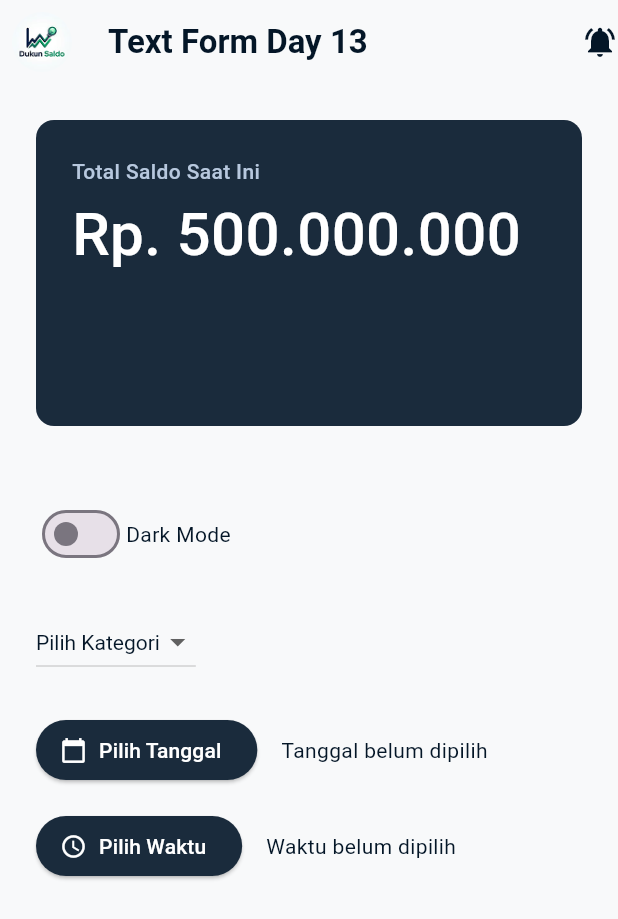
After one commit to Atiowhy/dukun_saldo_FE, a Flutter app: the HomePage screen opened by its route, on a phone screen of 412 x 824 dp. The commit adds this screen. Shown: the top 919 px of the screen. Run offline on Flutter 3.47's test engine with Material 3 defaults, Android fonts, the phone set to English and light mode, and no system bars; our stand-ins replace animated_notch_bottom_bar.

Commit message:
update: pengumpulan tugas 7

```diff
--- a/lib/main.dart
+++ b/lib/main.dart
@@ -1,3 +1,4 @@
+import 'package:dukun_saldo/views/home.dart';
 import 'package:dukun_saldo/views/login.dart';
 import 'package:dukun_saldo/views/register.dart';
 import 'package:flutter/material.dart';
@@ -39,6 +40,7 @@ class MyApp extends StatelessWidget {
       routes: {
         Login.routeName: (context) => const Login(),
         Register.routeName: (context) => const Register(),
+        HomePage.routeName: (context) => const HomePage(),
       },
     );
   }
--- /dev/null
+++ b/lib/views/home.dart
@@ -0,0 +1,259 @@
+import 'package:animated_notch_bottom_bar/animated_notch_bottom_bar/animated_notch_bottom_bar.dart';
+import 'package:flutter/material.dart';
+
+class HomePage extends StatefulWidget {
+  static const String routeName = "/home";
+  const HomePage({super.key});
+
+  @override
+  State<HomePage> createState() => _HomePageState();
+}
+
+class _HomePageState extends State<HomePage> {
+  bool isChecked = false;
+  bool isOn = false;
+  String? selectedDropdown;
+  DateTime? selectedDate;
+  TimeOfDay? selectedTime;
+  final _pageController = PageController(initialPage: 0);
+
+  // 2. Buat NotchBottomBarController untuk mengatur animasi bottom bar (INI YANG KURANG)
+  final _notchController = NotchBottomBarController(index: 0);
+
+  @override
+  void dispose() {
+    // Jangan lupa di-dispose supaya tidak memory leak
+    _pageController.dispose();
+    _notchController.dispose();
+    super.dispose();
+  }
+
+  @override
+  Widget build(BuildContext context) {
+    return Scaffold(
+      backgroundColor: isOn ? Color(0xff051424) : Color(0xffF8F9FA),
+      appBar: AppBar(
+        title: Text(
+          "Text Form Day 13",
+          style: TextStyle(
+            color: isOn ? Color(0xff6BFB9A) : Color(0xff041627),
+            fontWeight: FontWeight.bold,
+          ),
+        ),
+        backgroundColor: isOn ? Color(0xff0D1C2D) : Color(0xffF8F9FA),
+        leading: Padding(
+          padding: const EdgeInsets.all(8.0),
+          child: ClipRRect(
+            borderRadius: BorderRadius.circular(
+              100,
+            ), // Mengatur kelengkungan sudut gambar
+            child: Image.asset("assets/images/logo.png", fit: BoxFit.cover),
+          ),
+        ),
+        actions: [
+          Icon(
+            Icons.notifications_active,
+            color: isOn ? Color(0xff6BFB9A) : Color(0xff041627),
+          ),
+        ],
+      ),
+
+      body: Column(
+        children: [
+          Container(
+            padding: EdgeInsets.all(24),
+            child: Container(
+              width: double.infinity,
+              height: 204,
+              decoration: BoxDecoration(
+                color: isOn ? Color(0xff6BFB9A) : Color(0xff1A2B3C),
+                borderRadius: BorderRadius.circular(12),
+              ),
+              child: Padding(
+                padding: const EdgeInsets.all(24),
+                child: Column(
+                  crossAxisAlignment: CrossAxisAlignment.start,
+                  children: [
+                    Text(
+                      "Total Saldo Saat Ini",
+                      style: TextStyle(
+                        color: isOn ? Color(0xff005E2D) : Color(0xffB7C8DE),
+                        fontWeight: FontWeight.w500,
+                      ),
+                    ),
+                    SizedBox(height: 4),
+                    Text(
+                      "Rp. 500.000.000",
+                      style: TextStyle(
+                        color: isOn ? Color(0xff005E2D) : Color(0xffFFFFFF),
+                        fontWeight: FontWeight.w500,
+                        fontSize: 40,
+                      ),
+                    ),
+                  ],
+                ),
+              ),
+            ),
+          ),
+
+          Padding(
+            padding: const EdgeInsets.only(left: 24, top: 24),
+            child: Row(
+              children: [
+                Switch(
+                  value: isOn,
+                  onChanged: (bool? value) {
+                    setState(() {});
+                    isOn = value ?? false;
+                    // print(value);
+                    // print(isOn);
+                  },
+                ),
+                Text(
+                  isOn ? "Light Mode" : "Dark Mode",
+                  style: TextStyle(
+                    color: isOn ? Color(0xff6BFB9A) : Color(0xff041627),
+                  ),
+                ),
+              ],
+            ),
+          ),
+
+          // ... Kode Dropdown kamu sebelumnya (tetap dipertahankan) ...
+          Padding(
+            padding: const EdgeInsets.all(24),
+            child: Row(
+              children: [
+                DropdownButton<String>(
+                  value: selectedDropdown,
+                  hint: Text(
+                    "Pilih Kategori",
+                    style: TextStyle(
+                      color: isOn ? Color(0xff6BFB9A) : Color(0xff041627),
+                    ),
+                  ),
+                  items: ["Pengeluaran", "Pemasukan", "Tabungan"].map((
+                    String val,
+                  ) {
+                    return DropdownMenuItem(value: val, child: Text(val));
+                  }).toList(),
+                  onChanged: (String? value) {
+                    setState(() {
+                      selectedDropdown = value;
+                    });
+                  },
+                  // Tambahan agar warna teks dropdown menyesuaikan tema
+                  dropdownColor: isOn ? Color(0xff1A2B3C) : Colors.white,
+                  style: TextStyle(
+                    color: isOn ? Color(0xff6BFB9A) : Color(0xff041627),
+                  ),
+                ),
+              ],
+            ),
+          ),
+
+          Padding(
+            padding: const EdgeInsets.symmetric(horizontal: 24),
+            child: Column(
+              crossAxisAlignment: CrossAxisAlignment.start,
+              children: [
+                // 1. Baris Pilih Tanggal
+                Row(
+                  children: [
+                    ElevatedButton.icon(
+                      onPressed: () async {
+                        final DateTime? pickedDate = await showDatePicker(
+                          context: context,
+                          initialDate: DateTime.now(),
+                          firstDate: DateTime(2020),
+                          lastDate: DateTime(2100),
+                        );
+                        if (pickedDate != null) {
+                          setState(() {
+                            selectedDate = pickedDate;
+                          });
+                        }
+                      },
+                      icon: const Icon(Icons.calendar_today, size: 18),
+                      label: const Text("Pilih Tanggal"),
+                      style: ElevatedButton.styleFrom(
+                        backgroundColor: isOn
+                            ? const Color(0xff6BFB9A)
+                            : const Color(0xff1A2B3C),
+                        foregroundColor: isOn
+                            ? const Color(0xff005E2D)
+                            : Colors.white,
+                      ),
+                    ),
+                    const SizedBox(width: 16),
+                    // Teks untuk menampilkan tanggal yang dipilih
+                    Expanded(
+                      child: Text(
+                        selectedDate != null
+                            ? "${selectedDate!.day}/${selectedDate!.month}/${selectedDate!.year}"
+                            : "Tanggal belum dipilih",
+                        style: TextStyle(
+                          color: isOn
+                              ? const Color(0xff6BFB9A)
+                              : const Color(0xff041627),
+                        ),
+                      ),
+                    ),
+                  ],
+                ),
+
+                const SizedBox(
+                  height: 16,
+                ), // Jarak antara tombol tanggal dan waktu
+                // 2. Baris Pilih Waktu
+                Row(
+                  children: [
+                    ElevatedButton.icon(
+                      onPressed: () async {
+                        final TimeOfDay? pickedTime = await showTimePicker(
+                          context: context,
+                          initialTime: TimeOfDay.now(),
+                        );
+                        if (pickedTime != null) {
+                          setState(() {
+                            selectedTime = pickedTime;
+                          });
+                        }
+                      },
+                      icon: const Icon(Icons.access_time, size: 18),
+                      label: const Text("Pilih Waktu"),
+                      style: ElevatedButton.styleFrom(
+                        backgroundColor: isOn
+                            ? const Color(0xff6BFB9A)
+                            : const Color(0xff1A2B3C),
+                        foregroundColor: isOn
+                            ? const Color(0xff005E2D)
+                            : Colors.white,
+                      ),
+                    ),
+                    const SizedBox(width: 16),
+                    // Teks untuk menampilkan waktu yang dipilih
+                    Expanded(
+                      child: Text(
+                        selectedTime != null
+                            ? selectedTime!.format(
+                                context,
+                              ) // Format waktu otomatis sesuai AM/PM atau 24H perangkat
+                            : "Waktu belum dipilih",
+                        style: TextStyle(
+                          color: isOn
+                              ? const Color(0xff6BFB9A)
+                              : const Color(0xff041627),
+                        ),
+                      ),
+                    ),
+                  ],
+                ),
+              ],
+            ),
+          ),
+        ], // Penutup Column Body
+      ),
+    );
+  }
+}
--- a/lib/views/login.dart
+++ b/lib/views/login.dart
@@ -159,6 +159,17 @@ class _LoginState extends State<Login> {
                                         return AlertDialog(
                                           title: Text("Berhasil"),
                                           content: Text("Anda Berhasil Login"),
+                                          actions: [
+                                            TextButton(
+                                              onPressed: () {
+                                                Navigator.pushNamed(
+                                                  context,
+                                                  '/home',
+                                                );
+                                              },
+                                              child: Text("Lanjut"),
+                                            ),
+                                          ],
                                         );
                                       },
                                     );
--- a/lib/views/register.dart
+++ b/lib/views/register.dart
@@ -11,6 +11,8 @@ class Register extends StatefulWidget {
 
 class _RegisterState extends State<Register> {
   final _formKey = GlobalKey<FormState>();
+
+  bool _isChecked = false;
 
   @override
   Widget build(BuildContext context) {
@@ -170,6 +172,26 @@ class _RegisterState extends State<Register> {
                                 return null;
                               },
                             ),
+
+                            Row(
+                              crossAxisAlignment: CrossAxisAlignment.center,
+                              children: [
+                                Checkbox(
+                                  value: _isChecked,
+                                  onChanged: (bool? newValue) {
+                                    setState(() {
+                                      _isChecked = newValue ?? false;
+                                    });
+                                  },
+                                ),
+                                Text(
+                                  _isChecked
+                                      ? 'Saya Setuju'
+                                      : "Saya Tidak Setuju",
+                                ),
+                              ],
+                            ),
+
                             SizedBox(height: 24),
 
                             SizedBox(
@@ -190,7 +212,20 @@ class _RegisterState extends State<Register> {
                                       builder: (BuildContext context) {
                                         return AlertDialog(
                                           title: Text("Berhasil"),
-                                          content: Text("Anda Berhasil Login"),
+                                          content: Text(
+                                            "Anda Berhasil Register",
+                                          ),
+                                          actions: [
+                                            TextButton(
+                                              onPressed: () {
+                                                Navigator.pushNamed(
+                                                  context,
+                                                  '/login',
+                                                );
+                                              },
+                                              child: Text("Lanjut"),
+                                            ),
+                                          ],
                                         );
                                       },
                                     );
--- a/pubspec.yaml
+++ b/pubspec.yaml
@@ -34,6 +34,8 @@ dependencies:
   # The following adds the Cupertino Icons font to your application.
   # Use with the CupertinoIcons class for iOS style icons.
   cupertino_icons: ^1.0.8
+  animated_notch_bottom_bar: ^1.0.4
+  flutter_svg: ^2.3.0
 
 dev_dependencies:
   flutter_test:
```
Also changed, not shown: pubspec.lock.
